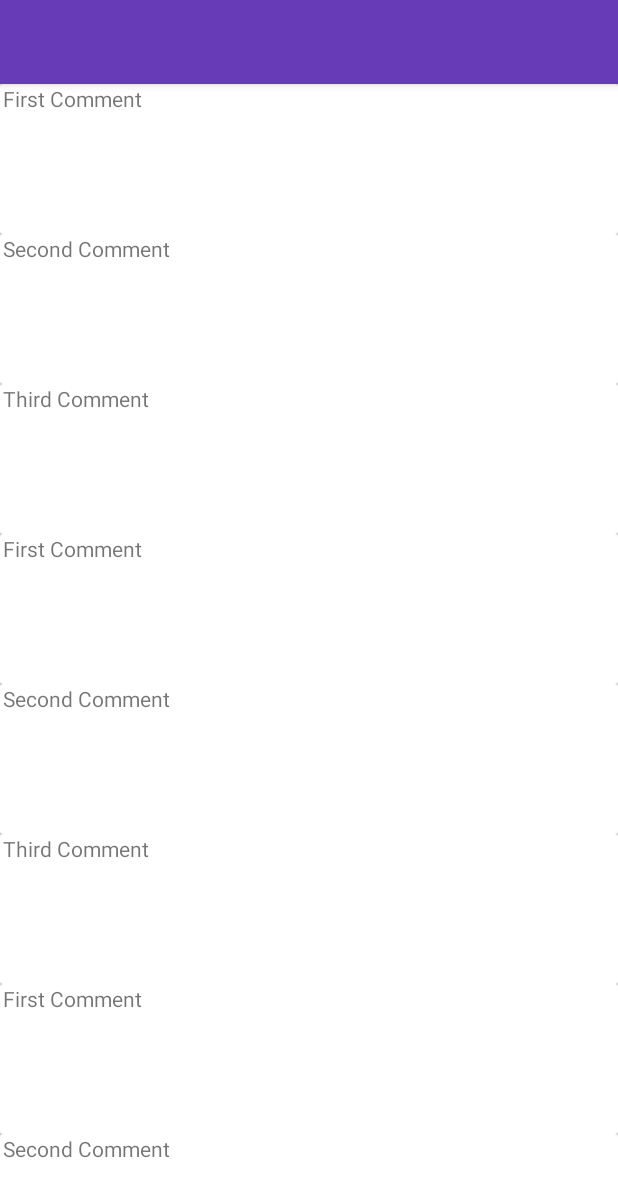
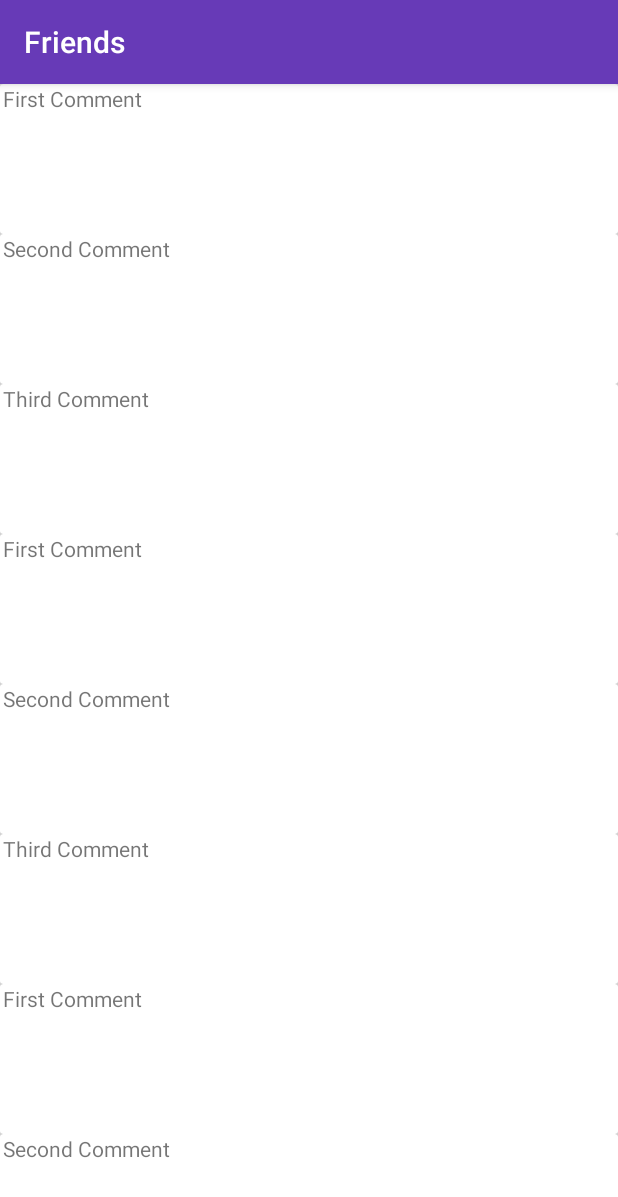
Before and after one commit to Knockathon2017/knockathon-scripts-kiddies, an Android app: the DomainDetailActivity screen opened directly, with no data from a screen before it, after a tap on "Friends", on a phone screen of 412 x 824 dp. Shown: the top 1197 px of the screen. Run offline under Robolectric (Android 15) with nearby library versions, the light colour scheme and no system bars; pictures from the network do not load.

Commit message:
changed titile added for comments page

```diff
--- a/app/src/main/java/com/rsamadhan/DomainDetailActivity.java
+++ b/app/src/main/java/com/rsamadhan/DomainDetailActivity.java
@@ -28,10 +28,13 @@ import android.support.v7.widget.Toolbar;
 import android.view.Menu;
 import android.view.View;
 import android.widget.ImageView;
+import android.widget.TextView;
 
 import com.bumptech.glide.Glide;
 import com.rsamadhan.comments.CommentsActivity;
 import com.rsamadhan.speech.SpeechFragment;
+
+import org.w3c.dom.Text;
 
 
 public class DomainDetailActivity extends AppCompatActivity implements View.OnClickListener {
@@ -42,6 +45,7 @@ public class DomainDetailActivity extends AppCompatActivity implements View.OnCl
     private FloatingActionButton mSpeakButton;
 
     private CardView mCardView1,mCardView2,mCardView3;
+    private TextView mTextView1,mTextView2,mTextView3;
 
     @Override
     public void onCreate(Bundle savedInstanceState) {
@@ -51,6 +55,10 @@ public class DomainDetailActivity extends AppCompatActivity implements View.OnCl
         mCardView1= (CardView) findViewById(R.id.cv_details1);
         mCardView2= (CardView) findViewById(R.id.cv_details2);
         mCardView3= (CardView) findViewById(R.id.cv_details3);
+
+        mTextView1= (TextView) findViewById(R.id.tv_cv_1);
+        mTextView2= (TextView) findViewById(R.id.tv_cv_2);
+        mTextView3=   (TextView) findViewById(R.id.tv_cv_3);
 
         mCardView1.setOnClickListener(this);
         mCardView2.setOnClickListener(this);
@@ -92,13 +100,22 @@ public class DomainDetailActivity extends AppCompatActivity implements View.OnCl
             case R.id.floating_ac_btn:
                 launchSpeakDialog();
                 break;
-            default:
-                launchCommentsPage(v);
+            case R.id.cv_details1:
+                launchCommentsPage(mTextView1.getText().toString());
+                break;
+            case R.id.cv_details2:
+                launchCommentsPage(mTextView2.getText().toString());
+                break;
+            case R.id.cv_details3:
+                launchCommentsPage(mTextView3.getText().toString());
+                break;
         }
     }
 
-    private void launchCommentsPage(View v) {
+    private void launchCommentsPage(String v) {
+
         Intent intent=new Intent(this, CommentsActivity.class);
+        intent.putExtra(CommentsActivity.COMMENT_HEAD,v);
         startActivity(intent);
     }
 
--- a/app/src/main/java/com/rsamadhan/comments/CommentsActivity.java
+++ b/app/src/main/java/com/rsamadhan/comments/CommentsActivity.java
@@ -4,6 +4,7 @@ import android.os.Bundle;
 import android.support.v7.app.AppCompatActivity;
 import android.support.v7.widget.LinearLayoutManager;
 import android.support.v7.widget.RecyclerView;
+import android.widget.TextView;
 
 import com.rsamadhan.R;
 
@@ -17,12 +18,16 @@ public class CommentsActivity extends AppCompatActivity {
 
     private RecyclerView mCommentsListView;
     private CommentsListAdapter mRecyclerListAdapter;
+    private TextView mCommentsHeadView;
+    public static final String COMMENT_HEAD="Comment_Head";
 
     @Override
     public void onCreate(Bundle savedInstanceState) {
         super.onCreate(savedInstanceState);
         setContentView(R.layout.comment_layout);
         mCommentsListView= (RecyclerView) findViewById(R.id.lv_comments_list);
+        mCommentsHeadView= (TextView) findViewById(R.id.tv_comment_head);
+        mCommentsHeadView.setText(getIntent().getStringExtra(COMMENT_HEAD));
     }
 
     @Override
--- a/app/src/main/res/layout/activity_detail.xml
+++ b/app/src/main/res/layout/activity_detail.xml
@@ -66,6 +66,7 @@
                     android:layout_height="wrap_content">
 
                     <TextView
+                        android:id="@+id/tv_cv_1"
                         android:layout_width="match_parent"
                         android:layout_height="wrap_content"
                         android:text="Info"
@@ -94,6 +95,7 @@
                     android:layout_height="wrap_content">
 
                     <TextView
+                        android:id="@+id/tv_cv_2"
                         android:layout_width="match_parent"
                         android:layout_height="wrap_content"
                         android:text="Friends"
@@ -122,6 +124,7 @@
                     android:layout_height="wrap_content">
 
                     <TextView
+                        android:id="@+id/tv_cv_3"
                         android:layout_width="match_parent"
                         android:layout_height="wrap_content"
                         android:text="Related"
--- a/app/src/main/res/layout/comment_layout.xml
+++ b/app/src/main/res/layout/comment_layout.xml
@@ -18,7 +18,14 @@
             android:layout_height="?attr/actionBarSize"
             android:background="?attr/colorPrimary"
             app:layout_scrollFlags="scroll|enterAlways"
-            app:popupTheme="@style/ThemeOverlay.AppCompat.Light" />
+            app:popupTheme="@style/ThemeOverlay.AppCompat.Light">
+
+            <TextView
+                android:id="@+id/tv_comment_head"
+                android:layout_width="wrap_content"
+                android:layout_height="wrap_content"
+                android:textAppearance="@style/TextAppearance.AppCompat.Title" />
+        </android.support.v7.widget.Toolbar>
 
     </android.support.design.widget.AppBarLayout>
 
@@ -26,6 +33,6 @@
         android:id="@+id/lv_comments_list"
         android:layout_width="match_parent"
         android:layout_height="wrap_content"
-        app:layout_behavior="@string/appbar_scrolling_view_behavior"/>
+        app:layout_behavior="@string/appbar_scrolling_view_behavior" />
 
 </android.support.design.widget.CoordinatorLayout>
```
